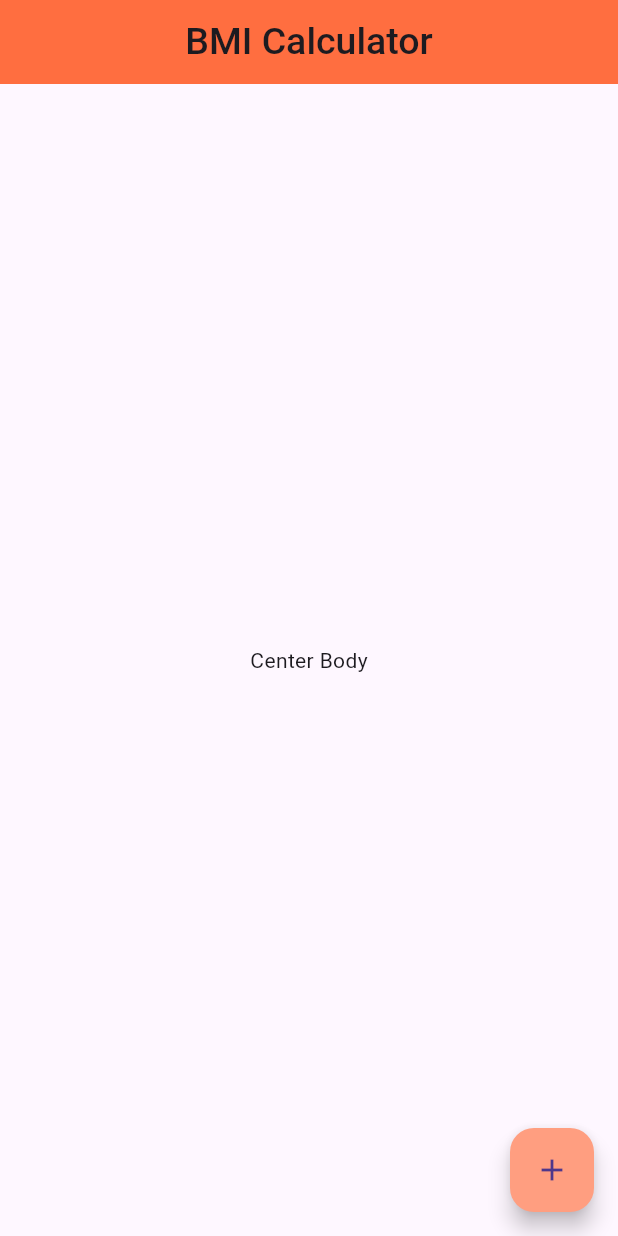
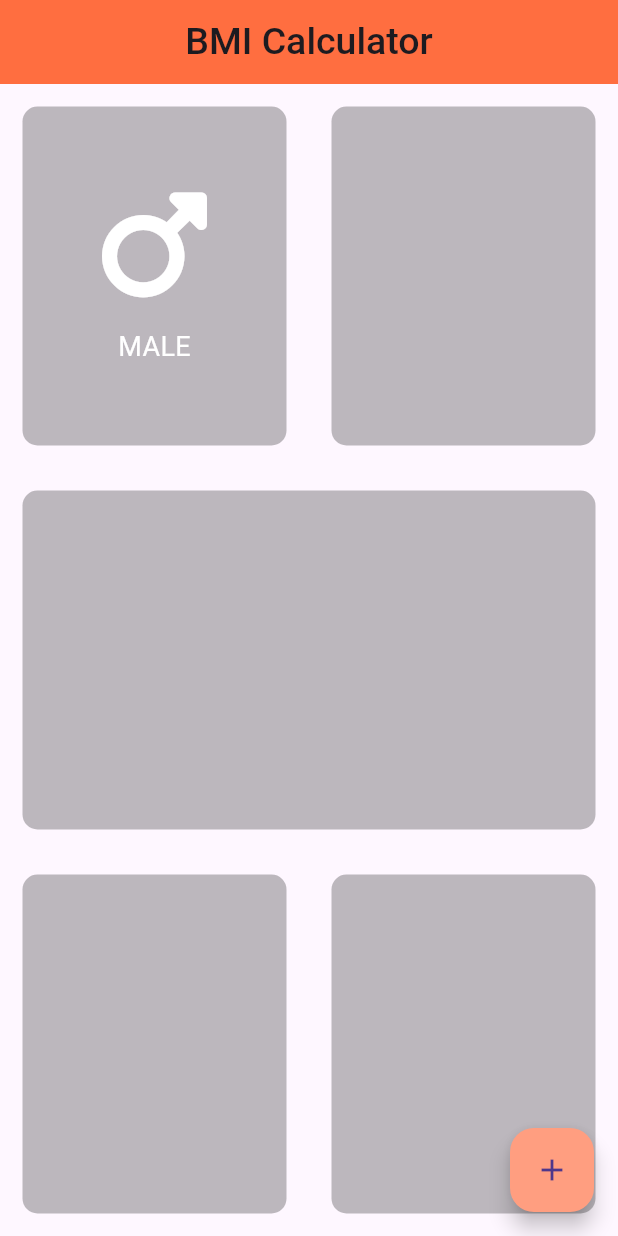
Before and after one commit to MineHope16/Flutter-Dev-BMI-Calculator, a Flutter app: the screen it shows after launch, on a phone screen of 412 x 824 dp. Run offline on Flutter 3.47's test engine with Material 3 defaults, Android fonts, the phone set to English and light mode, and no system bars; our stand-ins replace font_awesome_flutter.

Commit message:
complete skeleton

```diff
--- /dev/null
+++ b/lib/input_page.dart
@@ -0,0 +1,99 @@
+import 'package:flutter/material.dart';
+import 'package:font_awesome_flutter/font_awesome_flutter.dart';
+
+class InputPage extends StatefulWidget {
+  const InputPage({super.key});
+
+  @override
+  State<InputPage> createState() => _InputPageState();
+}
+
+class _InputPageState extends State<InputPage> {
+  @override
+  Widget build(BuildContext context) {
+    return Scaffold(
+      appBar: AppBar(
+        title: Center(
+          child: Text(
+            "BMI Calculator",
+            style: TextStyle(fontSize: 25, fontWeight: FontWeight.w500),
+          ),
+        ),
+      ),
+
+      body: Column(
+        children: [
+          Expanded(
+            child: Row(
+              children: [
+                Expanded(
+                  child: ReusableContainer(colour: Colors.black26,
+                    cardChild: Column(
+                      mainAxisAlignment: MainAxisAlignment.center,
+                      crossAxisAlignment: CrossAxisAlignment.center,
+                      children: [
+                        Icon(
+                          FontAwesomeIcons.mars,
+                          size: 80,
+                          color: Colors.white, // contrast with dark background
+                        ),
+                        SizedBox(height: 15),
+                        Text(
+                          'MALE',
+                          style: TextStyle(fontSize: 18, color: Colors.white),
+                        ),
+                      ],
+                    ),
+
+                  ),
+                ),
+                Expanded(
+                  child: ReusableContainer(colour: Colors.black26,),
+                ),
+              ],
+            ),
+          ),
+          Expanded(
+            child: ReusableContainer(colour: Colors.black26,),
+          ),
+          Expanded(
+            child: Row(
+              children: [
+                Expanded(
+                  child: ReusableContainer(colour: Colors.black26,),
+                ),
+                Expanded(
+                  child: ReusableContainer(colour: Colors.black26,),
+                ),
+              ],
+            ),
+          ),
+        ],
+      ),
+
+      floatingActionButton: FloatingActionButton(
+        onPressed: () {},
+        child: Icon(Icons.add),
+      ),
+    );
+  }
+}
+
+class ReusableContainer extends StatelessWidget {
+  late final Color colour;
+  late final Widget? cardChild;
+
+  ReusableContainer({required this.colour, this.cardChild});
+
+  @override
+  Widget build(BuildContext context) {
+    return Container(
+      decoration: BoxDecoration(
+        color: colour,
+        borderRadius: BorderRadius.circular(10),
+      ),
+      margin: EdgeInsets.all(15),
+      child: cardChild,
+    );
+  }
+}
--- a/lib/main.dart
+++ b/lib/main.dart
@@ -1,4 +1,6 @@
 import 'package:flutter/material.dart';
+
+import 'input_page.dart';
 
 void main() => runApp(BMICalculator());
 
@@ -15,46 +17,9 @@ class BMICalculator extends StatelessWidget {
         ),
         floatingActionButtonTheme: FloatingActionButtonThemeData(
           backgroundColor: Colors.deepOrangeAccent[100],
-        )
+        ),
       ),
       home: InputPage(),
     );
   }
 }
-
-class InputPage extends StatefulWidget {
-  const InputPage({super.key});
-
-  @override
-  State<InputPage> createState() => _InputPageState();
-}
-
-class _InputPageState extends State<InputPage> {
-  @override
-  Widget build(BuildContext context) {
-    return Scaffold(
-      appBar: AppBar(
-        title: Center(
-          child: Text(
-            "BMI Calculator",
-            style: TextStyle(
-              fontSize: 25,
-              fontWeight: FontWeight.w500,
-            ),
-          )
-        ),
-      ),
-
-      body: Center(
-        child: Text(
-          "Center Body"
-        ),
-      ),
-
-      floatingActionButton: FloatingActionButton(
-        onPressed: () { },
-        child: Icon(Icons.add),
-      ),
-    );
-  }
-}
--- a/pubspec.yaml
+++ b/pubspec.yaml
@@ -34,6 +34,7 @@ dependencies:
   # The following adds the Cupertino Icons font to your application.
   # Use with the CupertinoIcons class for iOS style icons.
   cupertino_icons: ^1.0.8
+  font_awesome_flutter: ^10.8.0
 
 dev_dependencies:
   flutter_test:
```
Also changed, not shown: pubspec.lock.
